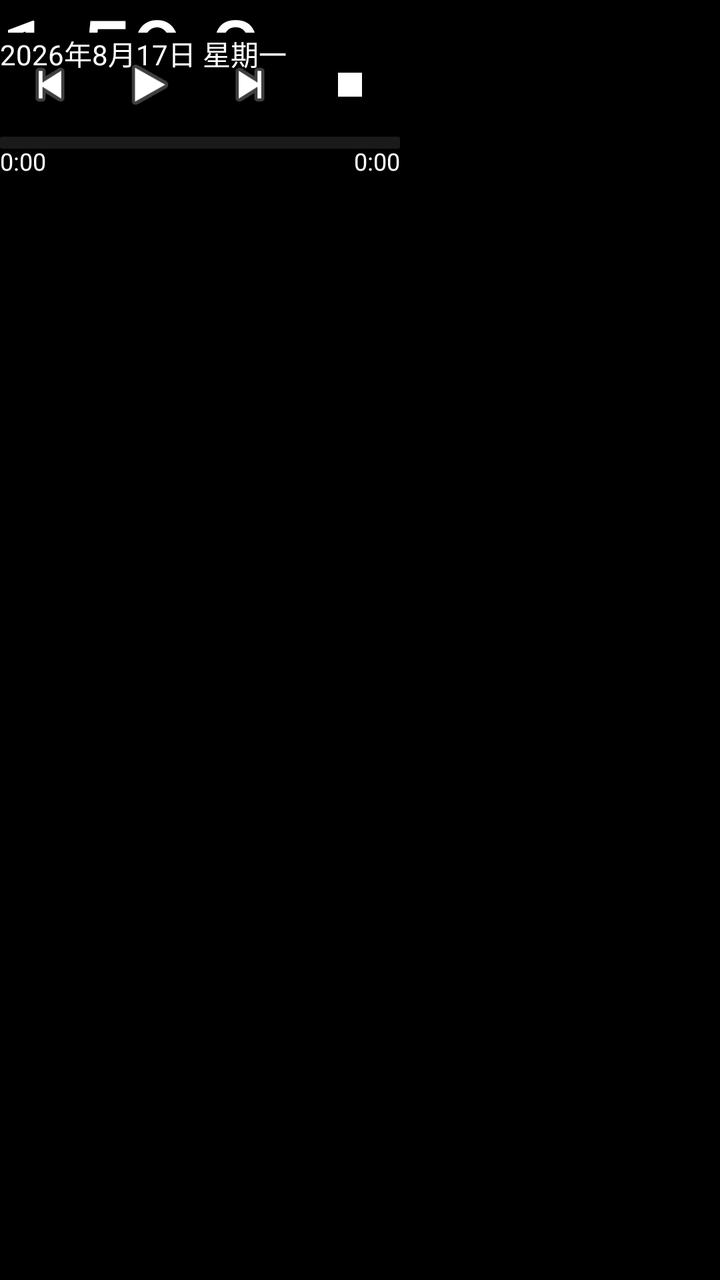
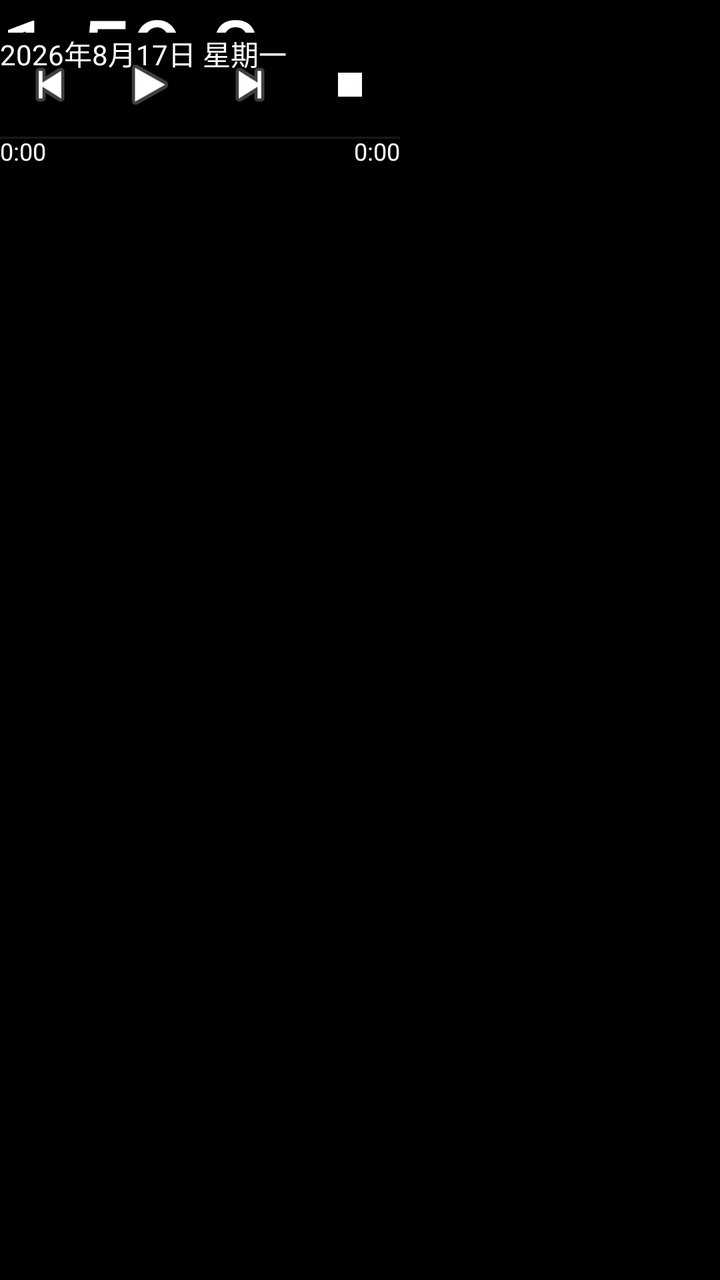

Two renders of the same Android screen: before a commit and after it. Below are the layout's source before the change and the commit's diff.
<!-- AndroidManifest.xml: application theme Theme.WorkdayAlarmClock -->
<!-- res/layout/activity_desk.xml -->
<?xml version="1.0" encoding="utf-8"?>
<androidx.constraintlayout.widget.ConstraintLayout xmlns:android="http://schemas.android.com/apk/res/android"
    xmlns:app="http://schemas.android.com/apk/res-auto"
    xmlns:tools="http://schemas.android.com/tools"
    android:id="@+id/desk_root"
    android:layout_width="match_parent"
    android:layout_height="match_parent"
    android:background="@color/black"
    tools:context=".DeskActivity">

    <ImageView
        android:id="@+id/desk_wallpaper"
        android:layout_width="0dp"
        android:layout_height="0dp"
        android:contentDescription="壁纸"
        android:scaleType="centerCrop"
        app:layout_constraintBottom_toBottomOf="parent"
        app:layout_constraintEnd_toEndOf="parent"
        app:layout_constraintStart_toStartOf="parent"
        app:layout_constraintTop_toTopOf="parent" />

    <View
        android:id="@+id/desk_mask"
        android:layout_width="0dp"
        android:layout_height="0dp"
        android:background="#33000000"
        android:visibility="gone"
        app:layout_constraintBottom_toBottomOf="parent"
        app:layout_constraintEnd_toEndOf="parent"
        app:layout_constraintStart_toStartOf="parent"
        app:layout_constraintTop_toTopOf="parent" />

    <LinearLayout
        android:id="@+id/desk_grid"
        android:layout_width="0dp"
        android:layout_height="0dp"
        android:orientation="vertical"
        app:layout_constraintBottom_toBottomOf="parent"
        app:layout_constraintEnd_toEndOf="parent"
        app:layout_constraintStart_toStartOf="parent"
        app:layout_constraintTop_toTopOf="parent">

        <FrameLayout
            android:id="@+id/desk_top_row"
            android:layout_width="match_parent"
            android:layout_height="0dp"
            android:layout_weight="1">

            <LinearLayout
                android:layout_width="match_parent"
                android:layout_height="match_parent"
                android:orientation="horizontal">

                <FrameLayout
                    android:id="@+id/desk_top_left"
                    android:layout_width="0dp"
                    android:layout_height="match_parent"
                    android:layout_weight="1" />

                <FrameLayout
                    android:id="@+id/desk_top_right"
                    android:layout_width="0dp"
                    android:layout_height="match_parent"
                    android:layout_weight="1" />
            </LinearLayout>
        </FrameLayout>

        <FrameLayout
            android:id="@+id/desk_bottom_row"
            android:layout_width="match_parent"
            android:layout_height="0dp"
            android:layout_weight="1">

            <LinearLayout
                android:layout_width="match_parent"
                android:layout_height="match_parent"
                android:orientation="horizontal">

                <FrameLayout
                    android:id="@+id/desk_bottom_left"
                    android:layout_width="0dp"
                    android:layout_height="match_parent"
                    android:layout_weight="1" />

                <FrameLayout
                    android:id="@+id/desk_bottom_right"
                    android:layout_width="0dp"
                    android:layout_height="match_parent"
                    android:layout_weight="1" />
            </LinearLayout>
        </FrameLayout>
    </LinearLayout>

    <LinearLayout
        android:id="@+id/desk_time_panel"
        android:layout_width="wrap_content"
        android:layout_height="wrap_content"
        android:gravity="start|bottom"
        android:orientation="vertical">

        <TextView
            android:id="@+id/desk_time"
            android:layout_width="match_parent"
            android:layout_height="0dp"
            android:layout_weight="3"
            android:autoSizeMaxTextSize="420sp"
            android:autoSizeMinTextSize="48sp"
            android:autoSizeStepGranularity="1sp"
            android:autoSizeTextType="uniform"
            android:fontFamily="sans"
            android:gravity="start|bottom"
            android:includeFontPadding="false"
            android:maxLines="1"
            android:shadowColor="#CC000000"
            android:shadowDx="1"
            android:shadowDy="1"
            android:shadowRadius="4"
            android:text="1:59:07"
            android:textColor="@color/white"
            app:autoSizeMaxTextSize="420sp"
            app:autoSizeMinTextSize="48sp"
            app:autoSizeStepGranularity="1sp"
            app:autoSizeTextType="uniform" />

        <TextView
            android:id="@+id/desk_date"
            android:layout_width="match_parent"
            android:layout_height="0dp"
            android:layout_weight="1"
            android:autoSizeMaxTextSize="44sp"
            android:autoSizeMinTextSize="12sp"
            android:autoSizeStepGranularity="1sp"
            android:autoSizeTextType="uniform"
            android:gravity="start|top"
            android:includeFontPadding="false"
            android:maxLines="1"
            android:shadowColor="#CC000000"
            android:shadowDx="1"
            android:shadowDy="1"
            android:shadowRadius="3"
            android:text="2026年8月17日 星期一"
            android:textColor="@color/white"
            app:autoSizeMaxTextSize="44sp"
            app:autoSizeMinTextSize="12sp"
            app:autoSizeStepGranularity="1sp"
            app:autoSizeTextType="uniform" />
    </LinearLayout>

    <TextView
        android:id="@+id/desk_lyrics"
        android:layout_width="match_parent"
        android:layout_height="wrap_content"
        android:autoSizeMaxTextSize="72sp"
        android:autoSizeMinTextSize="14sp"
        android:autoSizeStepGranularity="1sp"
        android:autoSizeTextType="uniform"
        android:gravity="center"
        android:includeFontPadding="false"
        android:maxLines="2"
        android:paddingLeft="12dp"
        android:paddingRight="12dp"
        android:shadowColor="#CC000000"
        android:shadowDx="1"
        android:shadowDy="1"
        android:shadowRadius="4"
        android:textColor="@color/white"
        app:autoSizeMaxTextSize="72sp"
        app:autoSizeMinTextSize="14sp"
        app:autoSizeStepGranularity="1sp"
        app:autoSizeTextType="uniform" />

    <LinearLayout
        android:id="@+id/desk_player_panel"
        android:layout_width="wrap_content"
        android:layout_height="wrap_content"
        android:gravity="end|bottom"
        android:orientation="vertical">

        <TextView
            android:id="@+id/desk_echo"
            android:layout_width="match_parent"
            android:layout_height="0dp"
            android:layout_weight="0.35"
            android:autoSizeMaxTextSize="18sp"
            android:autoSizeMinTextSize="7sp"
            android:autoSizeStepGranularity="1sp"
            android:autoSizeTextType="uniform"
            android:ellipsize="end"
            android:gravity="center_horizontal|bottom"
            android:includeFontPadding="false"
            android:maxLines="1"
            android:shadowColor="#CC000000"
            android:shadowDx="1"
            android:shadowDy="1"
            android:shadowRadius="3"
            android:textColor="@color/white"
            app:autoSizeMaxTextSize="18sp"
            app:autoSizeMinTextSize="7sp"
            app:autoSizeStepGranularity="1sp"
            app:autoSizeTextType="uniform" />

        <LinearLayout
            android:id="@+id/desk_controls"
            android:layout_width="match_parent"
            android:layout_height="0dp"
            android:layout_weight="1"
            android:gravity="center"
            android:orientation="horizontal"
            android:weightSum="4">

            <ImageButton
                android:id="@+id/desk_prev"
                android:layout_width="0dp"
                android:layout_height="match_parent"
                android:layout_weight="1"
                android:background="@android:color/transparent"
                android:contentDescription="上一首"
                android:padding="10dp"
                android:paddingTop="0dp"
                android:paddingBottom="20dp"
                android:scaleType="centerInside"
                android:src="@android:drawable/ic_media_previous" />

            <ImageButton
                android:id="@+id/desk_play"
                android:layout_width="0dp"
                android:layout_height="match_parent"
                android:layout_weight="1"
                android:background="@android:color/transparent"
                android:contentDescription="播放暂停"
                android:padding="10dp"
                android:paddingTop="0dp"
                android:paddingBottom="20dp"
                android:scaleType="centerInside"
                android:src="@android:drawable/ic_media_play" />

            <ImageButton
                android:id="@+id/desk_next"
                android:layout_width="0dp"
                android:layout_height="match_parent"
                android:layout_weight="1"
                android:background="@android:color/transparent"
                android:contentDescription="下一首"
                android:padding="10dp"
                android:paddingTop="0dp"
                android:paddingBottom="20dp"
                android:scaleType="centerInside"
                android:src="@android:drawable/ic_media_next" />

            <ImageButton
                android:id="@+id/desk_stop"
                android:layout_width="0dp"
                android:layout_height="match_parent"
                android:layout_weight="1"
                android:background="@android:color/transparent"
                android:contentDescription="停止"
                android:padding="10dp"
                android:paddingTop="0dp"
                android:paddingBottom="20dp"
                android:scaleType="centerInside"
                android:src="@drawable/icon_stop" />
        </LinearLayout>

        <SeekBar
            android:id="@+id/desk_progress"
            android:layout_width="match_parent"
            android:layout_height="0dp"
            android:layout_weight="0.16"
            android:max="0"
            android:maxHeight="6dp"
            android:minHeight="6dp"
            android:paddingLeft="0dp"
            android:paddingRight="0dp"
            android:progress="0"
            android:progressDrawable="@drawable/desk_seek_progress"
            android:thumb="@drawable/clock_seek_thumb_hidden"
            android:thumbOffset="0dp" />

        <LinearLayout
            android:id="@+id/desk_progress_times"
            android:layout_width="match_parent"
            android:layout_height="0dp"
            android:layout_weight="0.32"
            android:orientation="horizontal">

            <TextView
                android:id="@+id/desk_position"
                android:layout_width="0dp"
                android:layout_height="match_parent"
                android:layout_weight="1"
                android:gravity="start|center_vertical"
                android:includeFontPadding="false"
                android:shadowColor="#CC000000"
                android:shadowRadius="2"
                android:text="0:00"
                android:textColor="@color/white"
                android:textSize="12sp" />

            <TextView
                android:id="@+id/desk_duration"
                android:layout_width="0dp"
                android:layout_height="match_parent"
                android:layout_weight="1"
                android:gravity="end|center_vertical"
                android:includeFontPadding="false"
                android:shadowColor="#05000000"
                android:shadowRadius="2"
                android:text="0:00"
                android:textColor="@color/white"
                android:textSize="12sp" />
        </LinearLayout>

        <Button
            android:id="@+id/desk_alarm_stop"
            android:layout_width="match_parent"
            android:layout_height="match_parent"
            android:text="闹钟停止"
            android:textSize="48sp"
            android:visibility="gone"
            app:backgroundTint="#99000000" />
    </LinearLayout>

</androidx.constraintlayout.widget.ConstraintLayout>
<!-- resources referenced by this layout -->
<resources>
  <color name="black">#FF000000</color>
  <color name="white">#FFFFFFFF</color>
  <!-- drawable clock_seek_thumb_hidden (drawable) -->
  <?xml version="1.0" encoding="utf-8"?>
  <shape xmlns:android="http://schemas.android.com/apk/res/android"
      android:shape="rectangle">
      <size
          android:width="0dp"
          android:height="0dp" />
      <solid android:color="@android:color/transparent" />
  </shape>
  <!-- drawable desk_seek_progress (drawable) -->
  <?xml version="1.0" encoding="utf-8"?>
  <layer-list xmlns:android="http://schemas.android.com/apk/res/android">
      <item android:id="@android:id/background">
          <shape android:shape="rectangle">
              <corners android:radius="1dp" />
              <size android:height="2dp" />
              <solid android:color="@color/clockProgressTrack" />
          </shape>
      </item>
      <item android:id="@android:id/progress">
          <clip>
              <shape android:shape="rectangle">
                  <corners android:radius="1dp" />
                  <size android:height="2dp" />
                  <solid android:color="@color/clockProgressFill" />
              </shape>
          </clip>
      </item>
  </layer-list>
  <!-- drawable icon_stop (drawable) -->
  <?xml version="1.0" encoding="utf-8"?>
  
  <vector xmlns:android="http://schemas.android.com/apk/res/android"
      android:width="24dp"
      android:height="24dp"
      android:viewportWidth="24"
      android:viewportHeight="24">
      <path
          android:fillColor="#FFFFFF"
          android:pathData="M6,6 L18,6 L18,18 L6,18 Z" />
  </vector>
  <style name="Theme.WorkdayAlarmClock" parent="Theme.MaterialComponents.DayNight.NoActionBar">
          
          <item name="colorPrimary">@color/colorPrimary</item>
          <item name="colorPrimaryVariant">@color/black</item>
          <item name="colorOnPrimary">@color/white</item>
          
          <item name="colorSecondary">@color/teal_200</item>
          <item name="colorSecondaryVariant">@color/teal_700</item>
          <item name="colorOnSecondary">@color/black</item>
          
          <item name="android:statusBarColor" tools:targetApi="l">?attr/colorPrimaryVariant</item>
          
          <item name="android:windowBackground">@color/white</item>
          <item name="android:textColor">@color/black</item>
      </style>
  <color name="clockProgressTrack">#33808080</color>
  <color name="clockProgressFill">#FF808080</color>
  <color name="colorPrimary">#429BDF</color>
  <color name="teal_200">#039BDF</color>
  <color name="teal_700">#019BDF</color>
</resources>

<!-- the commit's change to res/layout/activity_desk.xml (unified diff, before → after) -->
@@ -90,6 +90,18 @@
             </LinearLayout>
         </FrameLayout>
     </LinearLayout>
+
+    <View
+        android:id="@+id/desk_menu_trigger"
+        android:layout_width="0dp"
+        android:layout_height="0dp"
+        android:background="@android:color/transparent"
+        app:layout_constraintBottom_toBottomOf="parent"
+        app:layout_constraintEnd_toEndOf="parent"
+        app:layout_constraintHeight_percent="0.30"
+        app:layout_constraintStart_toStartOf="parent"
+        app:layout_constraintTop_toTopOf="parent"
+        app:layout_constraintWidth_percent="0.70" />
 
     <LinearLayout
         android:id="@+id/desk_time_panel"
@@ -264,11 +276,8 @@
         <SeekBar
             android:id="@+id/desk_progress"
             android:layout_width="match_parent"
-            android:layout_height="0dp"
-            android:layout_weight="0.16"
+            android:layout_height="3px"
             android:max="0"
-            android:maxHeight="6dp"
-            android:minHeight="6dp"
             android:paddingLeft="0dp"
             android:paddingRight="0dp"
             android:progress="0"
<!-- resource entries referenced after the edit -->
@@ -16,16 +16,16 @@
   <layer-list xmlns:android="http://schemas.android.com/apk/res/android">
       <item android:id="@android:id/background">
           <shape android:shape="rectangle">
-              <corners android:radius="1dp" />
-              <size android:height="2dp" />
+              <corners android:radius="1px" />
+              <size android:height="3px" />
               <solid android:color="@color/clockProgressTrack" />
           </shape>
       </item>
       <item android:id="@android:id/progress">
           <clip>
               <shape android:shape="rectangle">
-                  <corners android:radius="1dp" />
-                  <size android:height="2dp" />
+                  <corners android:radius="1px" />
+                  <size android:height="3px" />
                   <solid android:color="@color/clockProgressFill" />
               </shape>
           </clip>
